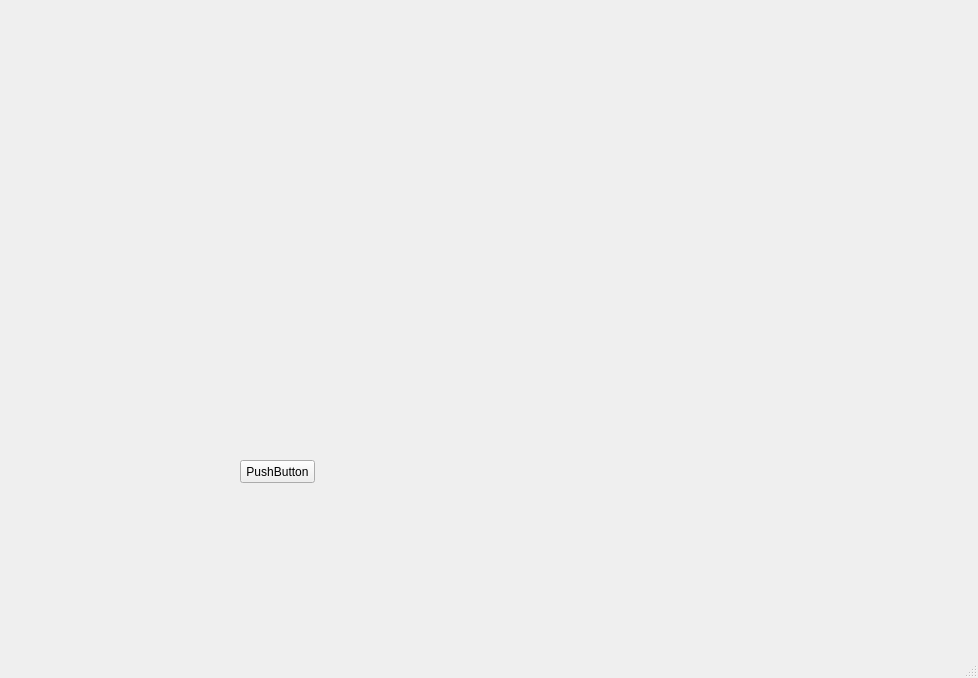
First picture: the form in Analysis_UI/waveletplot.ui, repository goluckyryan/nonLinearFit, before the edit.
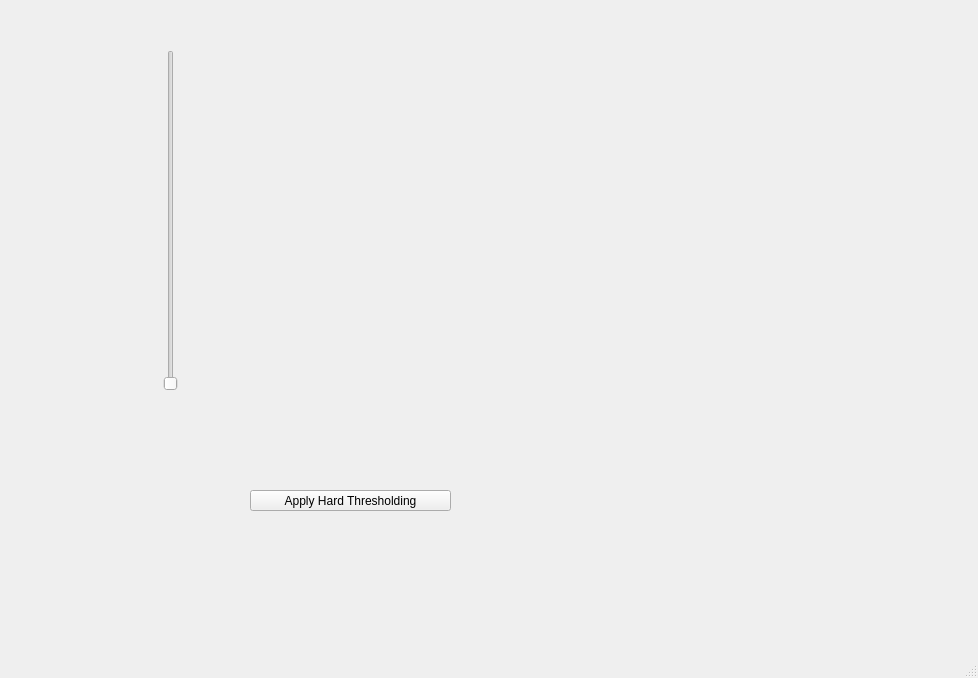
Second picture: the form after the edit. Custom widgets are drawn as their Qt base class.

Commit message:
Hard Thresholding
In the dialog, the thersholding is not reversible, bad.

```diff
--- a/Analysis_UI/waveletplot.ui
+++ b/Analysis_UI/waveletplot.ui
@@ -27,14 +27,14 @@
    <widget class="QPushButton" name="pushButton">
     <property name="geometry">
      <rect>
-      <x>240</x>
-      <y>460</y>
-      <width>75</width>
-      <height>23</height>
+      <x>250</x>
+      <y>490</y>
+      <width>201</width>
+      <height>21</height>
      </rect>
     </property>
     <property name="text">
-     <string>PushButton</string>
+     <string>Apply Hard Thresholding</string>
     </property>
    </widget>
    <widget class="QCustomPlot" name="plot_V" native="true">
@@ -57,6 +57,19 @@
      </rect>
     </property>
    </widget>
+   <widget class="QSlider" name="verticalSlider">
+    <property name="geometry">
+     <rect>
+      <x>160</x>
+      <y>50</y>
+      <width>22</width>
+      <height>341</height>
+     </rect>
+    </property>
+    <property name="orientation">
+     <enum>Qt::Vertical</enum>
+    </property>
+   </widget>
   </widget>
   <widget class="QMenuBar" name="menubar">
    <property name="geometry">
```
Left out of the diff: 2 changed lines with no effect on the pictures. The commit also changes 4 other files.
